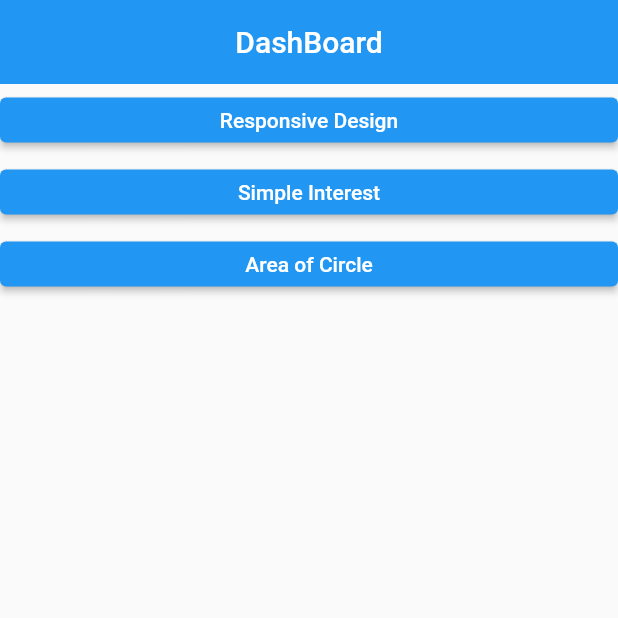
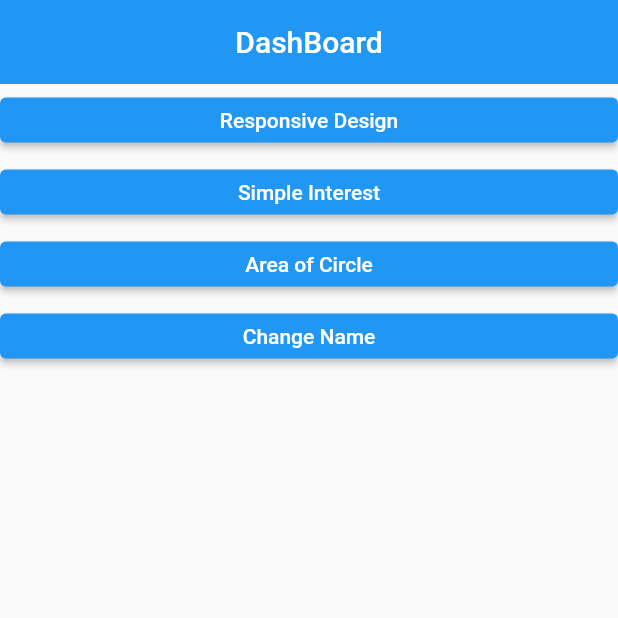
Before and after one commit to shreetiranjit/First_flutter-Mobile-, a Flutter app: the screen it shows after launch, on a phone screen of 412 x 824 dp, the top half of it. Run offline on Flutter 3.47's test engine with Material 2 defaults, Android fonts, the phone set to English and light mode, and no system bars.

Commit message:
change name added

```diff
--- a/lib/app.dart
+++ b/lib/app.dart
@@ -1,5 +1,6 @@
 import 'package:first_flutter_application/view/area_of_circle.dart';
 import 'package:first_flutter_application/view/arithmetic_screen.dart';
+import 'package:first_flutter_application/view/changename.dart';
 import 'package:first_flutter_application/view/dashboard.dart';
 import 'package:flutter/material.dart';
 
@@ -15,6 +16,7 @@ class App extends StatelessWidget {
         '/': (context) => const Dashboard(),
         '/simpleinterest': (context) => const SimpleInterestView(),
         '/areaofcircle': (context) => const AreaOfCircleView(),
+        '/change': (context) => const ChangeNameLoopView(),
       },
     );
   }
--- a/lib/view/dashboard.dart
+++ b/lib/view/dashboard.dart
@@ -39,6 +39,15 @@ class Dashboard extends StatelessWidget {
               ),
               child: const Text("Area of Circle"),
             ),
+            ElevatedButton(
+              onPressed: () {
+                Navigator.pushNamed(context, '/change');
+              },
+              style: ElevatedButton.styleFrom(
+                minimumSize: const Size(double.infinity, 30),
+              ),
+              child: const Text("Change Name"),
+            ),
           ],
         ),
       ),
```
Also changed, not shown: lib/model/change_name_logic.dart (added, +17 -0 lines), lib/view/changename.dart (added, +53 -0 lines).
